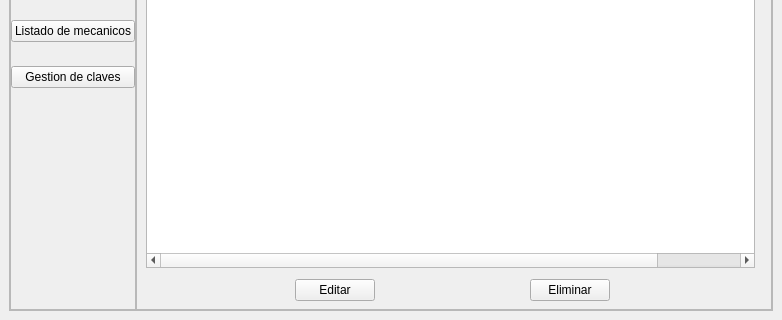
Alaan20/TP_FINAL-POO, file views/main.ui: the form before one commit; both pictures show x 0 to 782 and y 304 to 624 of the 782 by 624 pixel window.
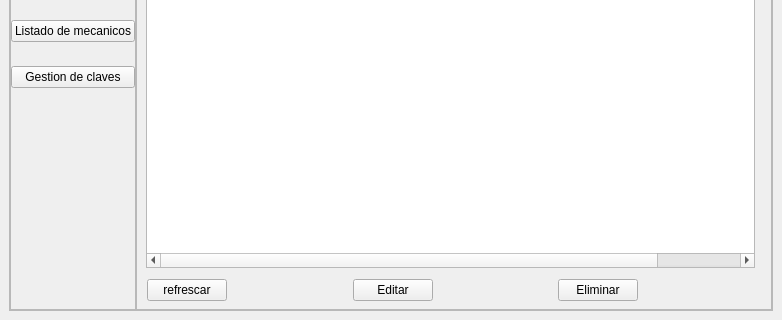
The form after the commit. Icons and pictures are not drawn.

Commit message: actualizo lista de mecanicos y usuarios

The edit to the form file:
```diff
--- a/views/main.ui
+++ b/views/main.ui
@@ -978,6 +978,13 @@
                </rect>
               </property>
               <layout class="QHBoxLayout" name="horizontalLayout_11">
+               <item>
+                <widget class="QPushButton" name="refrescar_3">
+                 <property name="text">
+                  <string>refrescar</string>
+                 </property>
+                </widget>
+               </item>
                <item>
                 <spacer name="horizontalSpacer_16">
                  <property name="orientation">
```
Left out of the diff: 7 changed lines with no effect on the pictures. The commit also changes 1 other file.
